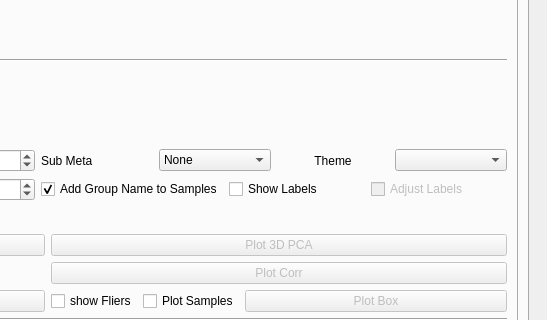
The window that utils/MetaX_GUI/MainWindow.ui (byemaxx/MetaX) describes before a commit, drawn with Qt 5; both pictures show x 537 to 1084 and y 103 to 423 of the 1084 by 598 pixel window.
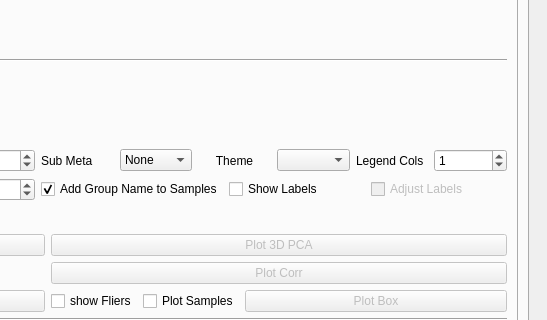
The same window after the commit.

Commit message: - New: Add a option to set the number of legend cols for the basic plot. - Fix: Fixed the bug of when plot the bar of number, the rename sample name was not work.

The edit to the form file:
```diff
--- a/utils/MetaX_GUI/MainWindow.ui
+++ b/utils/MetaX_GUI/MainWindow.ui
@@ -1637,6 +1637,23 @@
                       </property>
                      </widget>
                     </item>
+                    <item>
+                     <widget class="QLabel" name="label_159">
+                      <property name="text">
+                       <string>Legend Cols</string>
+                      </property>
+                     </widget>
+                    </item>
+                    <item>
+                     <widget class="QSpinBox" name="spinBox_basic_legend_col_num">
+                      <property name="minimum">
+                       <number>0</number>
+                      </property>
+                      <property name="value">
+                       <number>1</number>
+                      </property>
+                     </widget>
+                    </item>
                    </layout>
                   </item>
                   <item row="1" column="1">
```
Left out of the diff: 4 changed lines with no effect on the pictures. The commit also changes 7 other files.
